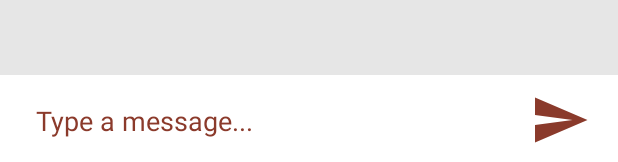
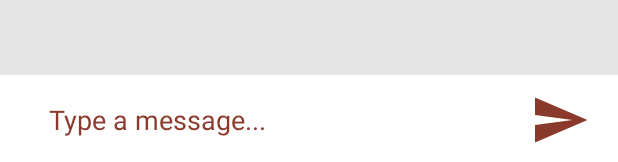
Before and after one commit to igjevon/UAS_Mobile, an Android app: the layout activity_chat.xml on its own in the app's theme, with its tools: preview values and no code run, on a phone screen of 412 x 824 dp. Shown: the part 1071-1233 px from the top of the screen. Run offline under Robolectric (Android 15) with nearby library versions, the phone set to English and light mode, and no system bars.

Commit message:
yes commit

```diff
--- a/app/src/main/java/umn/ac/id/fashop/ChatActivity.java
+++ b/app/src/main/java/umn/ac/id/fashop/ChatActivity.java
@@ -14,12 +14,16 @@ import android.widget.Toast;
 import com.google.firebase.auth.FirebaseUser;
 import com.google.firebase.database.DatabaseReference;
 import com.google.firebase.database.FirebaseDatabase;
+import com.google.firebase.storage.FirebaseStorage;
+import com.google.firebase.storage.StorageReference;
 
 import java.util.HashMap;
 
 public class ChatActivity extends AppCompatActivity {
     ImageView back,send;
     EditText textinput;
+
+    StorageReference storage;
     DatabaseReference reference;
     RecyclerView recyclerView;
 
@@ -42,7 +46,7 @@ public class ChatActivity extends AppCompatActivity {
 
         reference = FirebaseDatabase.getInstance().getReference()
                 .child("Users").child(username_key_new);
-
+        storage = FirebaseStorage.getInstance().getReference().child("Photousers").child(username_key_new);
 
         back.setOnClickListener(new View.OnClickListener() {
             @Override
--- a/app/src/main/res/layout/activity_chat.xml
+++ b/app/src/main/res/layout/activity_chat.xml
@@ -58,6 +58,7 @@
         android:layout_width="match_parent"
         android:layout_height="60dp"
         android:background="@color/white"
+        android:orientation="vertical"
         app:layout_constraintStart_toStartOf="parent"
         app:layout_constraintBottom_toBottomOf="parent"
         app:layout_constraintEnd_toEndOf="parent">
@@ -68,8 +69,8 @@
             android:layout_height="wrap_content"
             android:layout_gravity="center"
             android:layout_marginStart="15dp"
-            android:background="@android:color/transparent"
-            android:text="Type a message... "
+            android:hint=" Type a message... "
+            android:textColorHint="@color/brownPrimary"
             android:textColor="@color/brownPrimary"
             app:layout_constraintStart_toStartOf="@id/bottom"
             app:layout_constraintTop_toTopOf="@id/bottom"
```
